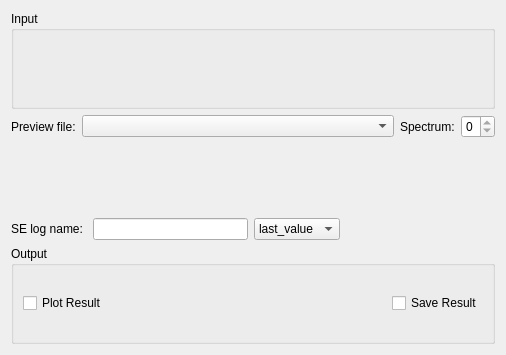
Above: MantidQt/CustomInterfaces/inc/MantidQtCustomInterfaces/Indirect/Elwin.ui from mantidproject/mantid before the change. Below: the same form after it.
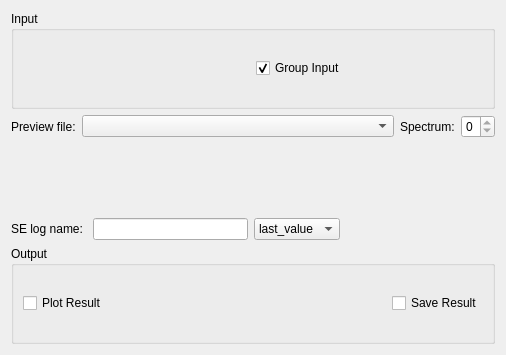
That is the form after the change. Custom widgets are drawn as their Qt base class.

Commit message:
Apply changes to Elwin on new branch
Refs #16007

Patch:
```diff
--- a/MantidQt/CustomInterfaces/inc/MantidQtCustomInterfaces/Indirect/Elwin.ui
+++ b/MantidQt/CustomInterfaces/inc/MantidQtCustomInterfaces/Indirect/Elwin.ui
@@ -45,6 +45,16 @@
         </property>
        </widget>
       </item>
+      <item>
+       <widget class="QCheckBox" name="ckGroupInput">
+         <property name="text">
+           <string>Group Input</string>
+         </property>
+         <property name="checked">
+           <bool>true</bool>
+         </property>
+       </widget>
+      </item>
      </layout>
     </widget>
    </item>
```
The commit also changes 2 other files.
